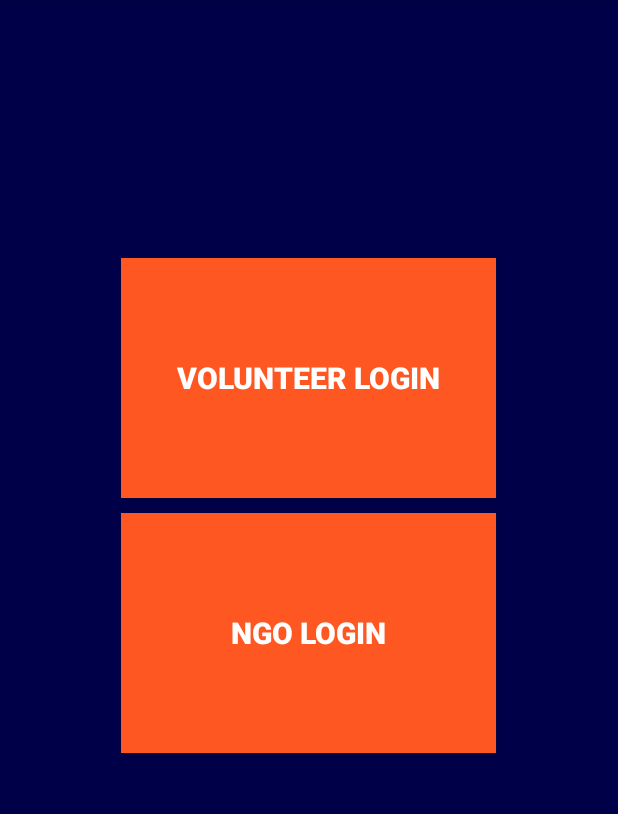
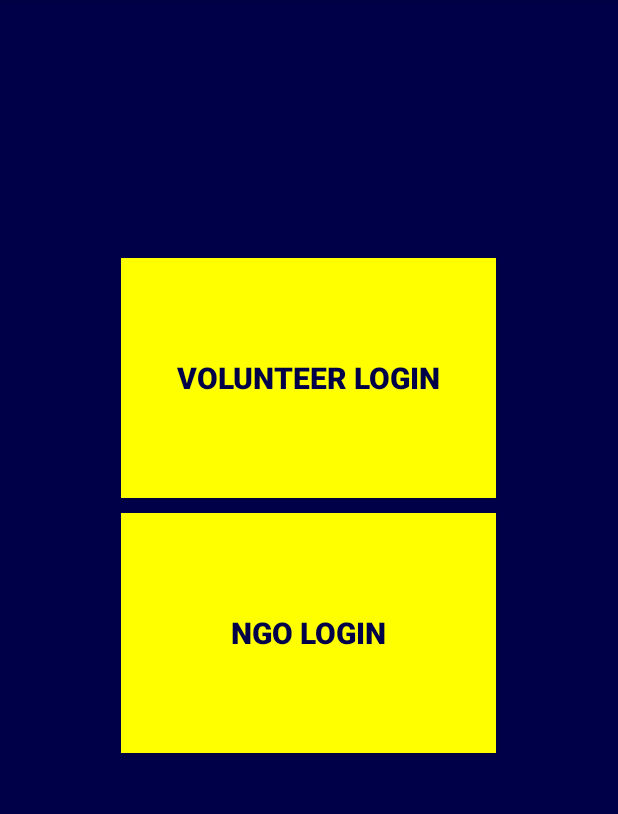
Before and after one commit to Parth-Pitrubhakta/HackSVIT, an Android app: the loginSelectPage screen opened directly, with no data from a screen before it, on a phone screen of 412 x 824 dp, the part 84-898 px from its top. Run offline under Robolectric (Android 15) with nearby library versions, the phone set to English and light mode, and no system bars.

Commit message:
frontend updates 3

```diff
--- a/app/src/main/res/layout/activity_login_select_page.xml
+++ b/app/src/main/res/layout/activity_login_select_page.xml
@@ -17,8 +17,8 @@
         app:cardElevation="5dp"
         android:textSize="20sp"
         android:textStyle="bold"
-        android:background="@color/orange"
-        android:textColor="@color/white"
+        android:background="@color/yellow"
+        android:textColor="@color/backgroundColor"
         android:text="Volunteer Login"
         app:layout_constraintBottom_toBottomOf="parent"
         app:layout_constraintEnd_toEndOf="parent"
@@ -38,8 +38,8 @@
         app:cardCornerRadius="20dp"
         app:cardElevation="5dp"
         android:text="NGO Login"
-        android:textColor="@color/white"
-        android:background="@color/orange"
+        android:textColor="@color/backgroundColor"
+        android:background="@color/yellow"
         android:textStyle="bold"
         android:textSize="20sp"
         app:layout_constraintEnd_toEndOf="parent"
```
